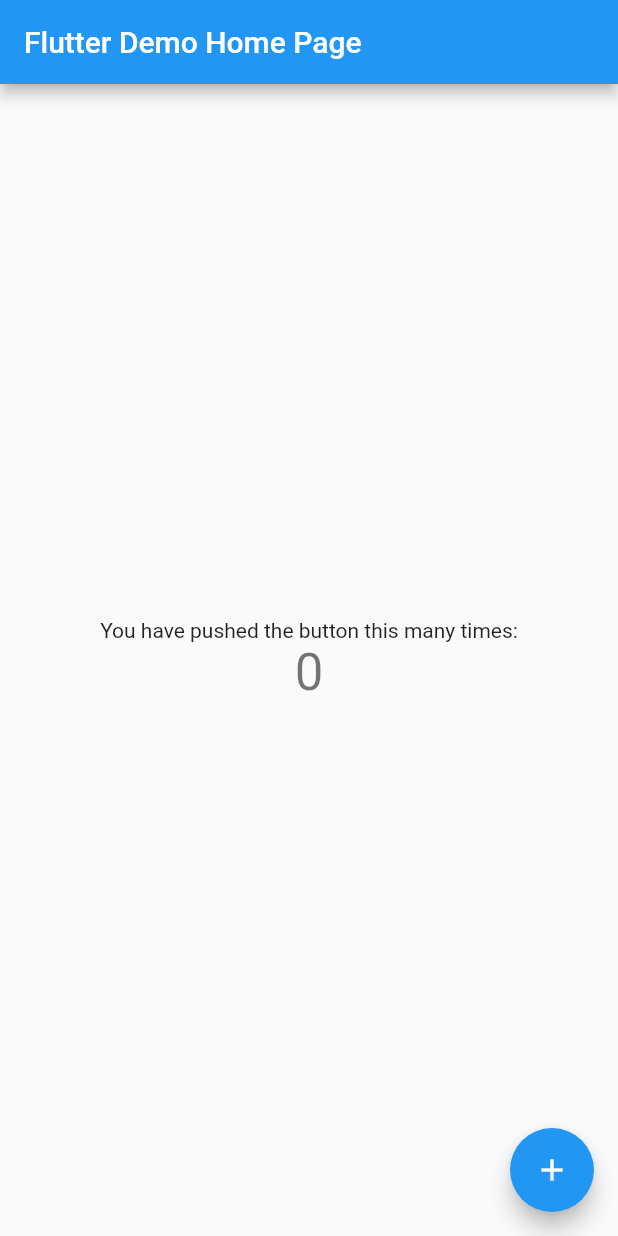
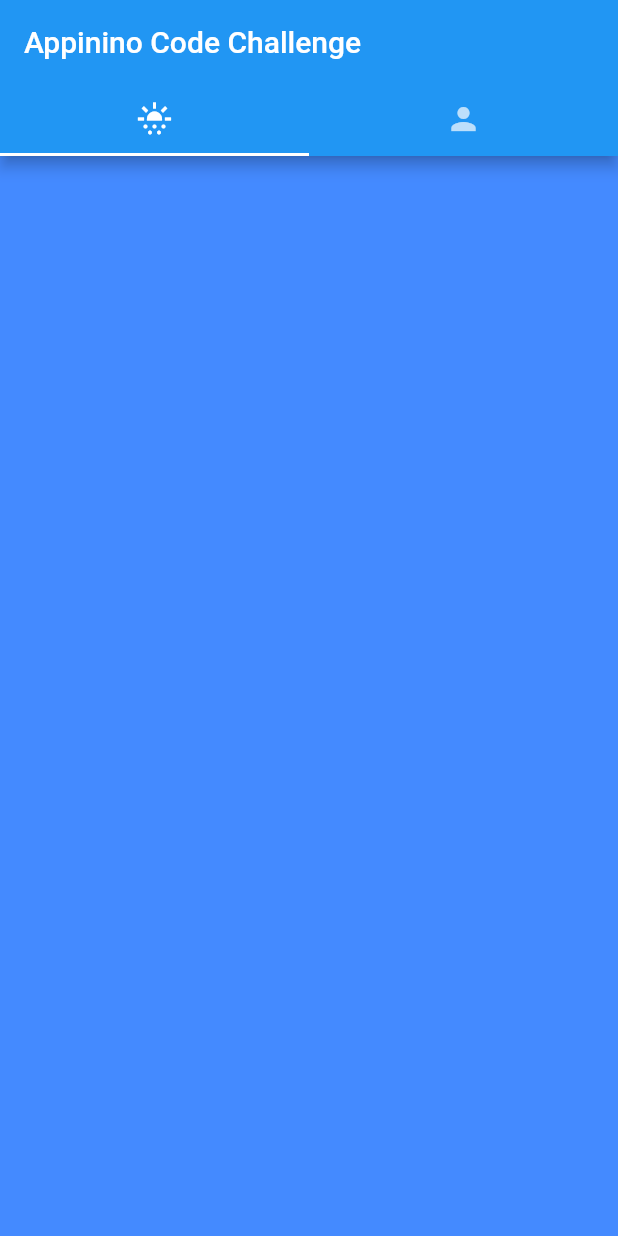
Before and after one commit to SaminSheyda/AppinioCodeChallenge, a Flutter app: the screen it shows after launch, on a phone screen of 412 x 824 dp. Run offline on Flutter 3.47's test engine with Material 2 defaults, Android fonts, the phone set to English and light mode, and no system bars.

Commit message:
add tabs and main page

```diff
--- a/lib/main.dart
+++ b/lib/main.dart
@@ -1,3 +1,4 @@
+import 'package:appinio_code_challenge/presentation/pages/main_page.dart';
 import 'package:flutter/material.dart';
 
 void main() {
@@ -7,109 +8,17 @@ void main() {
 class MyApp extends StatelessWidget {
   const MyApp({Key? key}) : super(key: key);
 
-  // This widget is the root of your application.
   @override
   Widget build(BuildContext context) {
     return MaterialApp(
-      title: 'Flutter Demo',
-      theme: ThemeData(
-        // This is the theme of your application.
-        //
-        // Try running your application with "flutter run". You'll see the
-        // application has a blue toolbar. Then, without quitting the app, try
-        // changing the primarySwatch below to Colors.green and then invoke
-        // "hot reload" (press "r" in the console where you ran "flutter run",
-        // or simply save your changes to "hot reload" in a Flutter IDE).
-        // Notice that the counter didn't reset back to zero; the application
-        // is not restarted.
-        primarySwatch: Colors.blue,
-      ),
-      home: const MyHomePage(title: 'Flutter Demo Home Page'),
-    );
+        title: '',
+        theme: ThemeData(
+          primarySwatch: Colors.blue,
+        ),
+        debugShowCheckedModeBanner: false,
+        initialRoute: MainPage.routeName,
+        routes: <String, WidgetBuilder>{
+          MainPage.routeName: (BuildContext context) => const MainPage()
+        });
   }
 }
-
-class MyHomePage extends StatefulWidget {
-  const MyHomePage({Key? key, required this.title}) : super(key: key);
-
-  // This widget is the home page of your application. It is stateful, meaning
-  // that it has a State object (defined below) that contains fields that affect
-  // how it looks.
-
-  // This class is the configuration for the state. It holds the values (in this
-  // case the title) provided by the parent (in this case the App widget) and
-  // used by the build method of the State. Fields in a Widget subclass are
-  // always marked "final".
-
-  final String title;
-
-  @override
-  State<MyHomePage> createState() => _MyHomePageState();
-}
-
-class _MyHomePageState extends State<MyHomePage> {
-  int _counter = 0;
-
-  void _incrementCounter() {
-    setState(() {
-      // This call to setState tells the Flutter framework that something has
-      // changed in this State, which causes it to rerun the build method below
-      // so that the display can reflect the updated values. If we changed
-      // _counter without calling setState(), then the build method would not be
-      // called again, and so nothing would appear to happen.
-      _counter++;
-    });
-  }
-
-  @override
-  Widget build(BuildContext context) {
-    // This method is rerun every time setState is called, for instance as done
-    // by the _incrementCounter method above.
-    //
-    // The Flutter framework has been optimized to make rerunning build methods
-    // fast, so that you can just rebuild anything that needs updating rather
-    // than having to individually change instances of widgets.
-    return Scaffold(
-      appBar: AppBar(
-        // Here we take the value from the MyHomePage object that was created by
-        // the App.build method, and use it to set our appbar title.
-        title: Text(widget.title),
-      ),
-      body: Center(
-        // Center is a layout widget. It takes a single child and positions it
-        // in the middle of the parent.
-        child: Column(
-          // Column is also a layout widget. It takes a list of children and
-          // arranges them vertically. By default, it sizes itself to fit its
-          // children horizontally, and tries to be as tall as its parent.
-          //
-          // Invoke "debug painting" (press "p" in the console, choose the
-          // "Toggle Debug Paint" action from the Flutter Inspector in Android
-          // Studio, or the "Toggle Debug Paint" command in Visual Studio Code)
-          // to see the wireframe for each widget.
-          //
-          // Column has various properties to control how it sizes itself and
-          // how it positions its children. Here we use mainAxisAlignment to
-          // center the children vertically; the main axis here is the vertical
-          // axis because Columns are vertical (the cross axis would be
-          // horizontal).
-          mainAxisAlignment: MainAxisAlignment.center,
-          children: <Widget>[
-            const Text(
-              'You have pushed the button this many times:',
-            ),
-            Text(
-              '$_counter',
-              style: Theme.of(context).textTheme.headline4,
-            ),
-          ],
-        ),
-      ),
-      floatingActionButton: FloatingActionButton(
-        onPressed: _incrementCounter,
-        tooltip: 'Increment',
-        child: const Icon(Icons.add),
-      ), // This trailing comma makes auto-formatting nicer for build methods.
-    );
-  }
-}
--- /dev/null
+++ b/lib/presentation/pages/main_page.dart
@@ -0,0 +1,32 @@
+import 'package:appinio_code_challenge/presentation/pages/resume_tab.dart';
+import 'package:appinio_code_challenge/presentation/pages/weather_tab.dart';
+import 'package:flutter/material.dart';
+
+/// main page of the application
+class MainPage extends StatelessWidget {
+  /// constructor
+  const MainPage({Key? key}) : super(key: key);
+  static const String routeName = 'main';
+
+  @override
+  Widget build(BuildContext context) => DefaultTabController(
+        length: 2,
+        child: Scaffold(
+          appBar: AppBar(
+            bottom: const TabBar(
+              tabs: [
+                Tab(icon: Icon(Icons.sunny_snowing)),
+                Tab(icon: Icon(Icons.person)),
+              ],
+            ),
+            title: const Text('Appinino Code Challenge'),
+          ),
+          body: const TabBarView(
+            children: [
+              WeatherTab(),
+              ResumeTab(),
+            ],
+          ),
+        ),
+      );
+}
--- /dev/null
+++ b/lib/presentation/pages/resume_tab.dart
@@ -0,0 +1,10 @@
+import 'package:flutter/material.dart';
+
+/// my resume tab
+class ResumeTab extends StatelessWidget {
+  const ResumeTab({Key? key}) : super(key: key);
+
+  @override
+  Widget build(BuildContext context) =>
+      Container(height: 500, color: Colors.amber);
+}
--- /dev/null
+++ b/lib/presentation/pages/weather_tab.dart
@@ -0,0 +1,10 @@
+import 'package:flutter/material.dart';
+
+/// my resume tab
+class WeatherTab extends StatelessWidget {
+  const WeatherTab({Key? key}) : super(key: key);
+
+  @override
+  Widget build(BuildContext context) =>
+      Container(height: 500, color: Colors.blueAccent);
+}
```
